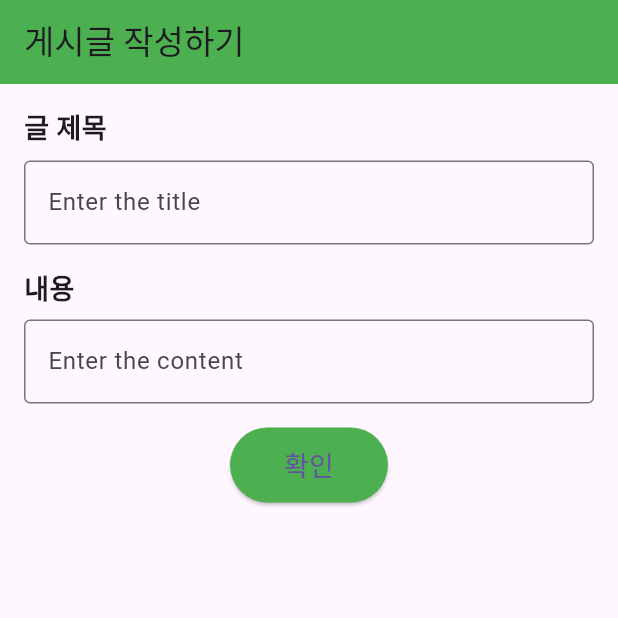
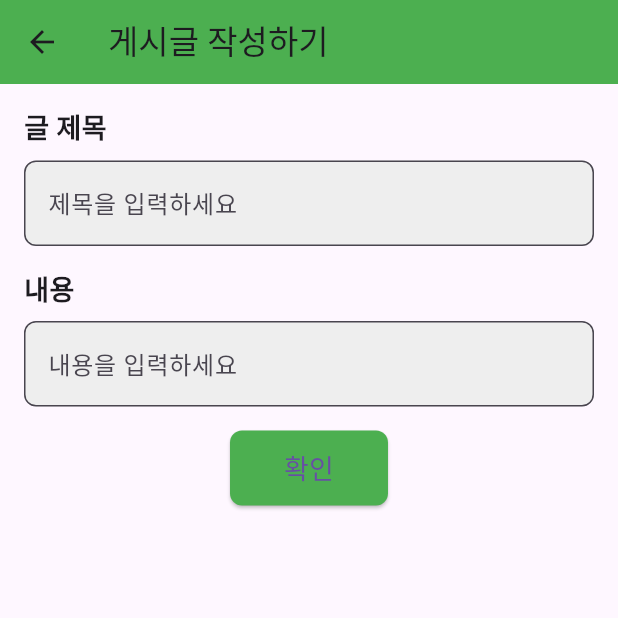
Before and after one commit to bik1111/2023_02_FullStackProgramming_CASS, a Flutter app: the YourWritePostScreen screen opened directly with empty values, on a phone screen of 412 x 824 dp, the top half of it. Run offline on Flutter 3.47's test engine with Material 3 defaults, Android fonts, the phone set to English and light mode, and no system bars; our stand-ins replace flutter_rating_bar, flutter_svg; missing offline and left inert: file_selector, syncfusion_flutter_maps; network calls fail.

Commit message:
feat: feat function

```diff
--- a/frontend/lib/features/cafe/api/api_service.dart
+++ b/frontend/lib/features/cafe/api/api_service.dart
@@ -391,7 +391,6 @@ class GetComment {
     }
   }
 }
-
 class CreateComment {
   late String _baseUrl;
 
--- a/frontend/lib/features/cafe/api/review/review_api.dart
+++ b/frontend/lib/features/cafe/api/review/review_api.dart
@@ -80,8 +80,6 @@ class ModifyReview {
   }
 }
 
-
-
 class DeleteReview {
   late String _baseUrl;
 
--- a/frontend/lib/features/cafe/api/user/user_api.dart
+++ b/frontend/lib/features/cafe/api/user/user_api.dart
@@ -1,6 +1,5 @@
 import 'dart:convert';
 import 'package:http/http.dart' as http;
-
 
 class RegisterNewUser {
 
--- a/frontend/lib/features/cafe/models/cafe.dart
+++ b/frontend/lib/features/cafe/models/cafe.dart
@@ -15,8 +15,6 @@ class Cafe {
     required this.longitude,
   });
 
-  // Existing code...
-
   factory Cafe.fromJson(Map<String, dynamic> json) {
     return Cafe(
       cafe_id: json['cafe_id'].toString() ?? 'N/A', // Keep it as String if needed
--- a/frontend/lib/features/cafe/pages/community/create_post_page.dart
+++ b/frontend/lib/features/cafe/pages/community/create_post_page.dart
@@ -19,7 +19,14 @@ class _YourWritePostScreenState extends State<YourWritePostScreen> {
     return Scaffold(
       appBar: AppBar(
         title: Text('게시글 작성하기'),
-        backgroundColor: Colors.green, // Change the app bar color here
+        backgroundColor: Colors.green,
+        // 추가: 뒤로가기 아이콘 추가
+        leading: IconButton(
+          icon: Icon(Icons.arrow_back),
+          onPressed: () {
+            Navigator.pop(context);
+          },
+        ),
       ),
       body: Padding(
         padding: const EdgeInsets.all(16.0),
@@ -34,11 +41,17 @@ class _YourWritePostScreenState extends State<YourWritePostScreen> {
               ),
             ),
             SizedBox(height: 8.0),
+            // 변경: 입력 필드 스타일 개선
             TextField(
               controller: _titleController,
               decoration: InputDecoration(
-                border: OutlineInputBorder(),
-                hintText: 'Enter the title',
+                border: OutlineInputBorder(
+                  borderRadius: BorderRadius.circular(8.0),
+                ),
+                hintText: '제목을 입력하세요',
+                // 추가: 입력 필드에 그림자 효과
+                filled: true,
+                fillColor: Colors.grey[200],
               ),
             ),
             SizedBox(height: 16.0),
@@ -50,12 +63,18 @@ class _YourWritePostScreenState extends State<YourWritePostScreen> {
               ),
             ),
             SizedBox(height: 8.0),
+            // 변경: 입력 필드 스타일 개선
             TextField(
               controller: _contentController,
               maxLines: null,
               decoration: InputDecoration(
-                border: OutlineInputBorder(),
-                hintText: 'Enter the content',
+                border: OutlineInputBorder(
+                  borderRadius: BorderRadius.circular(8.0),
+                ),
+                hintText: '내용을 입력하세요',
+                // 추가: 입력 필드에 그림자 효과
+                filled: true,
+                fillColor: Colors.grey[200],
               ),
             ),
             SizedBox(height: 16.0),
@@ -70,7 +89,11 @@ class _YourWritePostScreenState extends State<YourWritePostScreen> {
                   Navigator.pop(context);
                 },
                 style: ElevatedButton.styleFrom(
-                  primary: Colors.green, // Change the button color here
+                  primary: Colors.green,
+                  // 변경: 버튼 스타일 조정
+                  shape: RoundedRectangleBorder(
+                    borderRadius: BorderRadius.circular(8.0),
+                  ),
                 ),
                 child: Padding(
                   padding: const EdgeInsets.all(12.0),
```
Also changed, not shown: frontend/lib/features/cafe/pages/auth/registration_page.dart (+32 -10 lines), frontend/lib/features/cafe/pages/community_page.dart (+22 -22 lines), frontend/lib/features/cafe/pages/home_page.dart (+14 -4 lines), frontend/lib/features/cafe/pages/review/review_page.dart (+30 -5 lines), frontend/lib/features/cafe/widgets/cafe/cafe_widget.dart (deleted), 25 other files.
